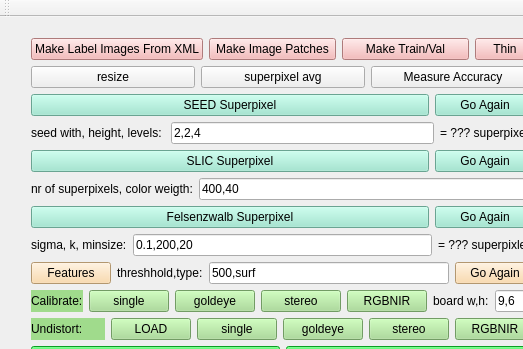
Before: the Qt Designer form SegmentationHelper/mainwindow.ui in yudanaz/masterthesis, drawn with Qt 5; both pictures show x 0 to 523 and y 0 to 349 of the 1072 by 511 pixel window.
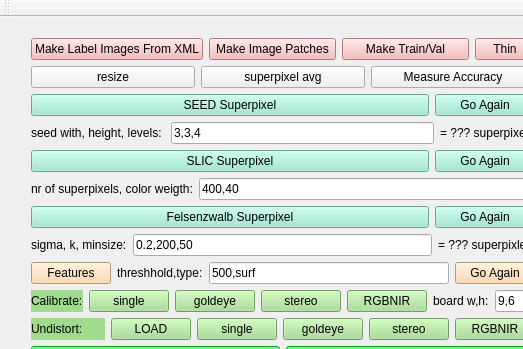
After: the same form once the commit is applied.

Diff of the .ui file:
```diff
--- a/SegmentationHelper/mainwindow.ui
+++ b/SegmentationHelper/mainwindow.ui
@@ -19,8 +19,8 @@
      <rect>
       <x>20</x>
       <y>10</y>
-      <width>558</width>
-      <height>420</height>
+      <width>581</width>
+      <height>451</height>
      </rect>
     </property>
     <layout class="QVBoxLayout" name="verticalLayout">
@@ -144,7 +144,7 @@
        <item>
         <widget class="QLineEdit" name="lineEdit_seedInfo">
          <property name="text">
-          <string>2,2,4</string>
+          <string>3,3,4</string>
          </property>
         </widget>
        </item>
@@ -247,7 +247,7 @@
        <item>
         <widget class="QLineEdit" name="lineEdit_felsenzwalbInfo">
          <property name="text">
-          <string>0.1,200,20</string>
+          <string>0.2,200,50</string>
          </property>
         </widget>
        </item>
```
Left out of the diff: 2 changed lines with no effect on the pictures.
